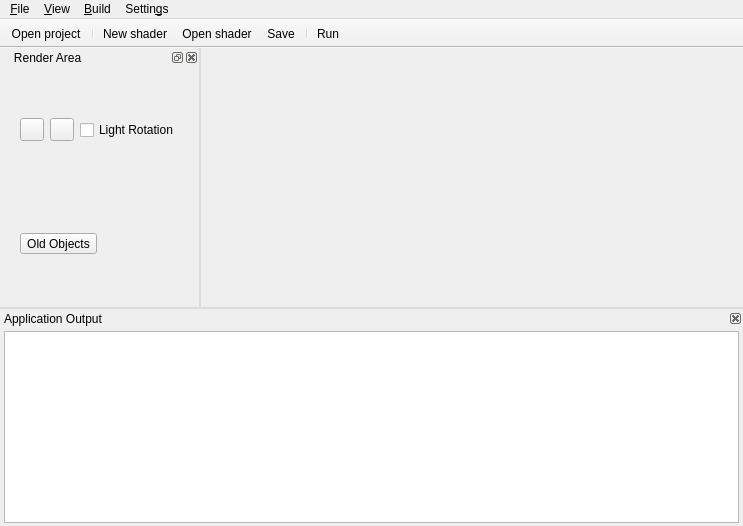
ethiago/shader-labs, file forms/MainWindow.ui: the form before one commit.
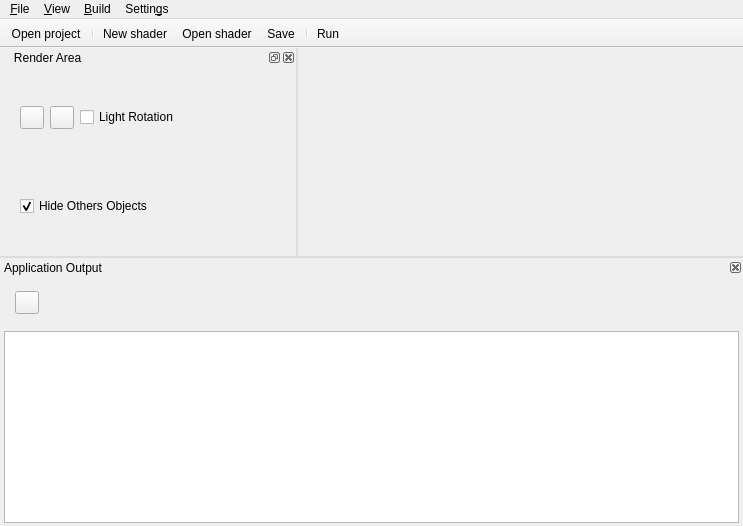
The form after the commit. Icons and pictures are not drawn.

```diff
--- a/forms/MainWindow.ui
+++ b/forms/MainWindow.ui
@@ -144,7 +144,7 @@
   <widget class="QDockWidget" name="dockRenderWidget">
    <property name="minimumSize">
     <size>
-     <width>186</width>
+     <width>296</width>
      <height>160</height>
     </size>
    </property>
@@ -251,11 +251,11 @@
            <number>0</number>
           </property>
           <item>
-           <widget class="QToolButton" name="objectsVisibility">
+           <widget class="QCheckBox" name="othersVisibility">
             <property name="text">
-             <string>Old Objects</string>
+             <string>Hide Others Objects</string>
             </property>
-            <property name="checkable">
+            <property name="checked">
              <bool>true</bool>
             </property>
            </widget>
@@ -284,8 +284,8 @@
   <widget class="QDockWidget" name="dockOutPutWidget">
    <property name="minimumSize">
     <size>
-     <width>97</width>
-     <height>121</height>
+     <width>157</width>
+     <height>163</height>
     </size>
    </property>
    <property name="autoFillBackground">
@@ -317,6 +317,36 @@
      <property name="bottomMargin">
       <number>3</number>
      </property>
+     <item>
+      <widget class="QWidget" name="toolBar" native="true">
+       <layout class="QHBoxLayout" name="horizontalLayout_3">
+        <item>
+         <widget class="QToolButton" name="toolButton">
+          <property name="text">
+           <string/>
+          </property>
+          <property name="icon">
+           <iconset resource="../qresources/shaderlab.qrc">
+            <normaloff>:/ico/clean</normaloff>:/ico/clean</iconset>
+          </property>
+         </widget>
+        </item>
+        <item>
+         <spacer name="horizontalSpacer_2">
+          <property name="orientation">
+           <enum>Qt::Horizontal</enum>
+          </property>
+          <property name="sizeHint" stdset="0">
+           <size>
+            <width>40</width>
+            <height>20</height>
+           </size>
+          </property>
+         </spacer>
+        </item>
+       </layout>
+      </widget>
+     </item>
      <item>
       <widget class="QPlainTextEdit" name="outputTextBox">
        <property name="enabled">
```
Left out of the diff: 90 changed lines with no effect on the pictures.
